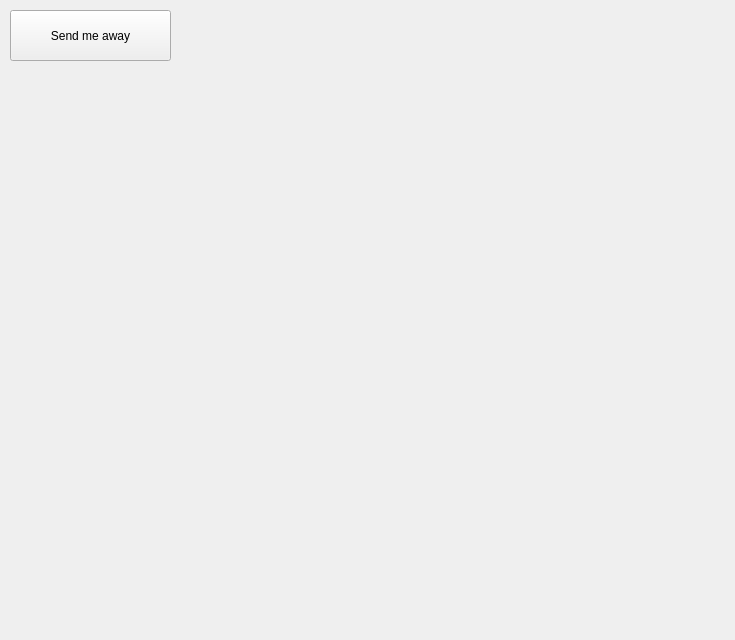
The window that Form.ui (University-of-Utah-CS3505/a9-edu-app-jakecolacoo) describes before a commit, drawn with Qt 5.
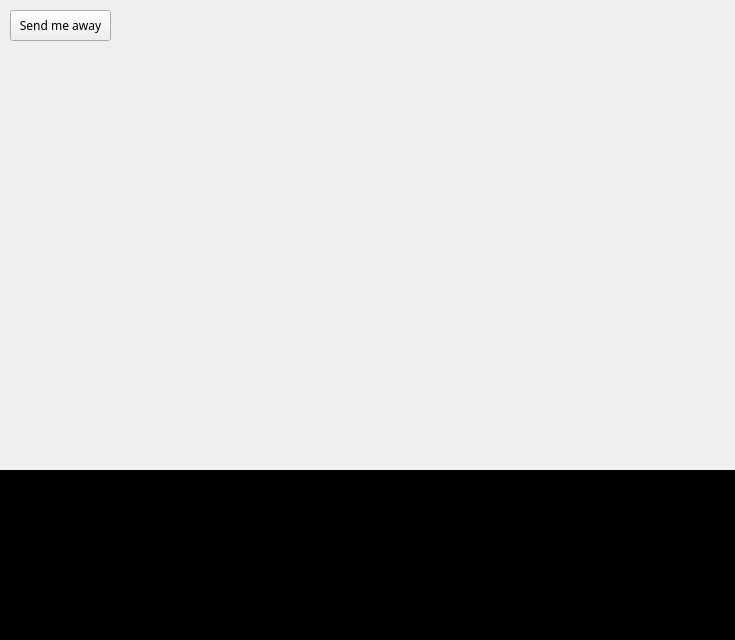
The same window after the commit.

Commit message: Done connect button with different time,also add font.qrc

```diff
--- a/Form.ui
+++ b/Form.ui
@@ -18,14 +18,35 @@
     <rect>
      <x>10</x>
      <y>10</y>
-     <width>161</width>
-     <height>51</height>
+     <width>101</width>
+     <height>31</height>
     </rect>
    </property>
+   <property name="font">
+    <font>
+     <family>Pixeloid Sans</family>
+    </font>
+   </property>
    <property name="text">
     <string>Send me away</string>
    </property>
   </widget>
+  <widget class="QLabel" name="label">
+   <property name="geometry">
+    <rect>
+     <x>0</x>
+     <y>470</y>
+     <width>741</width>
+     <height>171</height>
+    </rect>
+   </property>
+   <property name="styleSheet">
+    <string notr="true">background-color: rgb(0, 0, 0);</string>
+   </property>
+   <property name="text">
+    <string>TextLabel</string>
+   </property>
+  </widget>
  </widget>
  <resources/>
  <connections/>
```
The commit also changes 19 other files.
